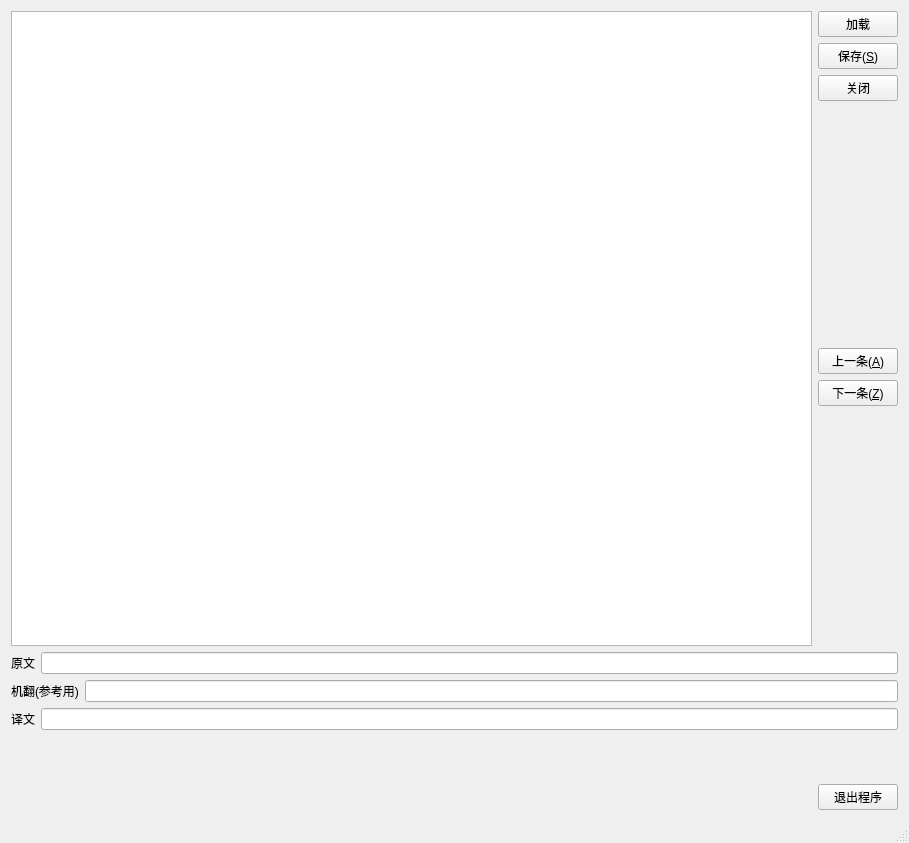
This is TextEditor/TextEditor.ui in jeterchen20/GTA4.CHS as Qt 5 draws it before an edit. The edited form follows.
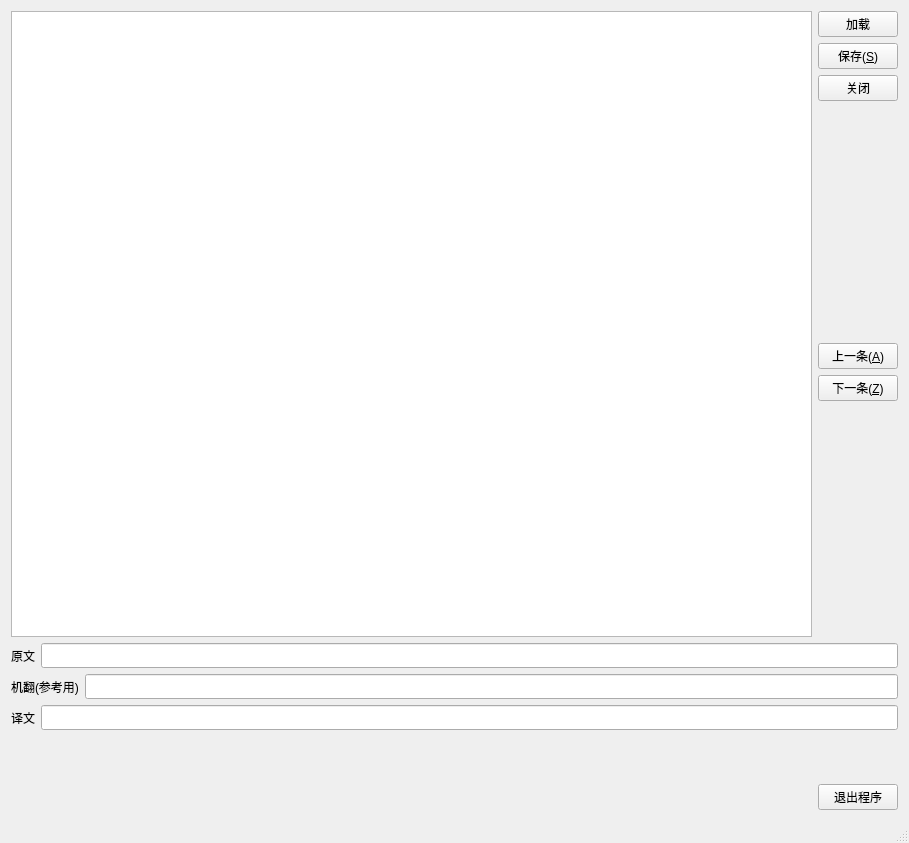
This is the edited form.

Patch:
```diff
--- a/TextEditor/TextEditor.ui
+++ b/TextEditor/TextEditor.ui
@@ -117,6 +117,11 @@
       </item>
       <item>
        <widget class="QLineEdit" name="line_original">
+        <property name="font">
+         <font>
+          <family>微软雅黑</family>
+         </font>
+        </property>
         <property name="readOnly">
          <bool>true</bool>
         </property>
@@ -135,6 +140,11 @@
       </item>
       <item>
        <widget class="QLineEdit" name="line_machine_translated">
+        <property name="font">
+         <font>
+          <family>微软雅黑</family>
+         </font>
+        </property>
         <property name="readOnly">
          <bool>true</bool>
         </property>
@@ -152,7 +162,13 @@
        </widget>
       </item>
       <item>
-       <widget class="QLineEdit" name="line_translated"/>
+       <widget class="QLineEdit" name="line_translated">
+        <property name="font">
+         <font>
+          <family>微软雅黑</family>
+         </font>
+        </property>
+       </widget>
       </item>
      </layout>
     </item>
```
